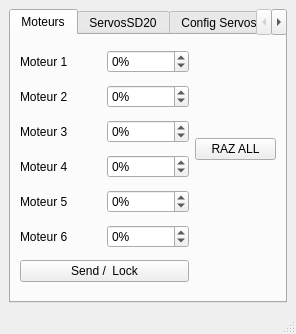
The window that PluginModules/ActuatorElectrobot/ihm_ActuatorElectrobot.ui (CRLG/LABOTBOX) describes before a commit, drawn with Qt 5.
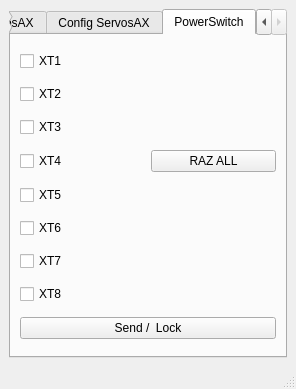
The same window after the commit. The open tabs and pages were chosen to show the change.

Commit message: #32 Pilotage des sorties de la carte PowerSwitch

What changed in the file:
```diff
--- a/PluginModules/ActuatorElectrobot/ihm_ActuatorElectrobot.ui
+++ b/PluginModules/ActuatorElectrobot/ihm_ActuatorElectrobot.ui
@@ -7,7 +7,7 @@
     <x>0</x>
     <y>0</y>
     <width>296</width>
-    <height>330</height>
+    <height>389</height>
    </rect>
   </property>
   <property name="windowTitle">
@@ -790,6 +790,86 @@
         </item>
        </layout>
       </widget>
+      <widget class="QWidget" name="PowerSwitch">
+       <attribute name="title">
+        <string>PowerSwitch</string>
+       </attribute>
+       <layout class="QGridLayout" name="gridLayout_6">
+        <item row="4" column="0">
+         <widget class="QCheckBox" name="PowerSwitch_xt5">
+          <property name="text">
+           <string>XT5</string>
+          </property>
+         </widget>
+        </item>
+        <item row="5" column="0">
+         <widget class="QCheckBox" name="PowerSwitch_xt6">
+          <property name="text">
+           <string>XT6</string>
+          </property>
+         </widget>
+        </item>
+        <item row="6" column="0">
+         <widget class="QCheckBox" name="PowerSwitch_xt7">
+          <property name="text">
+           <string>XT7</string>
+          </property>
+         </widget>
+        </item>
+        <item row="7" column="0">
+         <widget class="QCheckBox" name="PowerSwitch_xt8">
+          <property name="text">
+           <string>XT8</string>
+          </property>
+         </widget>
+        </item>
+        <item row="3" column="0">
+         <widget class="QCheckBox" name="PowerSwitch_xt4">
+          <property name="text">
+           <string>XT4</string>
+          </property>
+         </widget>
+        </item>
+        <item row="0" column="0">
+         <widget class="QCheckBox" name="PowerSwitch_xt1">
+          <property name="text">
+           <string>XT1</string>
+          </property>
+         </widget>
+        </item>
+        <item row="2" column="0">
+         <widget class="QCheckBox" name="PowerSwitch_xt3">
+          <property name="text">
+           <string>XT3</string>
+          </property>
+         </widget>
+        </item>
+        <item row="1" column="0">
+         <widget class="QCheckBox" name="PowerSwitch_xt2">
+          <property name="text">
+           <string>XT2</string>
+          </property>
+         </widget>
+        </item>
+        <item row="3" column="1">
+         <widget class="QPushButton" name="PowerSwitch_StopAll">
+          <property name="text">
+           <string>RAZ ALL</string>
+          </property>
+         </widget>
+        </item>
+        <item row="8" column="0" colspan="2">
+         <widget class="QPushButton" name="Send_CdePowerSwitch">
+          <property name="toolTip">
+           <string>&lt;html&gt;&lt;head/&gt;&lt;body&gt;&lt;p&gt;clic gauche : envoie trame / clic droit : lock trame&lt;/p&gt;&lt;/body&gt;&lt;/html&gt;</string>
+          </property>
+          <property name="text">
+           <string>Send /  Lock</string>
+          </property>
+         </widget>
+        </item>
+       </layout>
+      </widget>
      </widget>
     </item>
    </layout>
```
Left out of the diff: 2 changed lines with no effect on the pictures. The commit also changes 4 other files.
